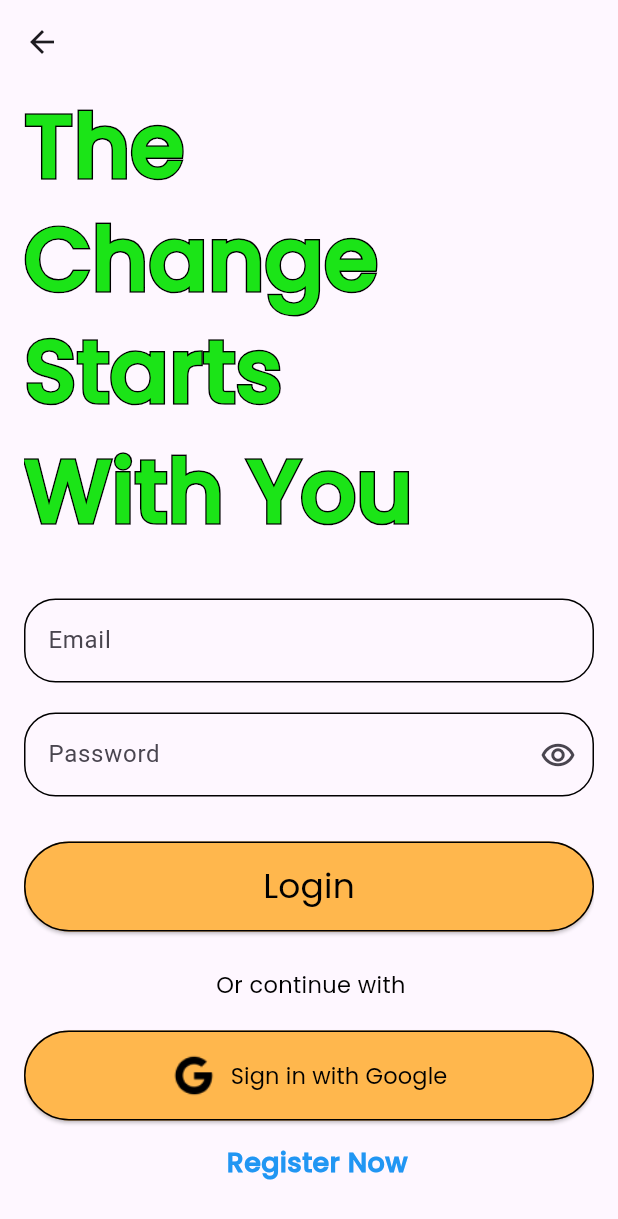
After one commit to nayanraut1412/SustainX, a Flutter app: the Login screen opened directly, on a phone screen of 412 x 824 dp. The commit adds this screen. Shown: the top 1219 px of the screen. Run offline on Flutter 3.47's test engine with Material 3 defaults, Android fonts, the phone set to English and light mode, and no system bars.

Commit message:
Add files via upload

```diff
--- /dev/null
+++ b/lib/pages/login.dart
@@ -0,0 +1,340 @@
+
+import 'package:flutter/material.dart';
+import 'package:sustain_x/pages/Register.dart';
+import 'package:sustain_x/pages/home.dart';
+
+//import 'home.dart';
+
+class Login extends StatelessWidget {
+  const Login({Key? key, required this.index}) : super(key: key);
+
+  final int index;
+
+  //TextEditingController myController()=> _ToDoPageState();
+
+  @override
+  Widget build(BuildContext context) {
+    return Scaffold(
+        appBar: AppBar(),
+        body:
+        //const Padding(
+        //   padding: EdgeInsets.all(30.0),
+        //   child: Text('Add Location',style: TextStyle(fontSize: 40,fontFamily: 'Poppins',fontWeight: FontWeight.w500,color: Colors.green),),
+        // )
+        Center(
+            child: SingleChildScrollView(
+                child: Container(
+                    width: 380,
+                    height: 790,
+                    child: Column(
+
+                      mainAxisAlignment: MainAxisAlignment.start,
+                      crossAxisAlignment: CrossAxisAlignment.start,
+                      children: [
+
+                        Stack(
+                          children: [
+                            // Background text with stroke
+                            Padding(
+                              padding: const EdgeInsets.fromLTRB(0.0, 00.0, 0.0, 0.0),
+                              child: Text(
+                                'The',
+                                style: TextStyle(
+                                  fontSize: 58,
+                                  fontFamily: 'Poppins',
+                                  fontWeight: FontWeight.w700,
+                                  foreground: Paint()
+                                    ..style = PaintingStyle.stroke
+                                    ..strokeWidth = 2
+                                    ..color = Colors.black,
+                                ),
+                              ),
+                            ),
+                            // Foreground text
+                            Padding(
+                              padding: const EdgeInsets.fromLTRB(0.0, 00.0, 0.0, 0.0),
+                              child: Text(
+                                'The',
+                                style: TextStyle(
+                                  fontSize: 58,
+                                  fontFamily: 'Poppins',
+                                  fontWeight: FontWeight.w700,
+                                  color: Color(0xFF1BE417),
+                                ),
+                              ),
+                            ),
+
+                            Padding(
+                              padding: const EdgeInsets.fromLTRB(0.0, 75.0, 0.0, 0.0),
+                              child: Text(
+                                'Change',
+                                style: TextStyle(
+                                  fontSize: 58,
+                                  fontFamily: 'Poppins',
+                                  fontWeight: FontWeight.w700,
+                                  foreground: Paint()
+                                    ..style = PaintingStyle.stroke
+                                    ..strokeWidth = 2
+                                    ..color = Colors.black,
+                                ),
+                              ),
+                            ),
+                            // Foreground text
+                            Padding(
+                              padding: const EdgeInsets.fromLTRB(0.0, 75.0, 0.0, 0.0),
+                              child: Text(
+                                'Change',
+                                style: TextStyle(
+                                  fontSize: 58,
+                                  fontFamily: 'Poppins',
+                                  fontWeight: FontWeight.w700,
+                                  color: Color(0xFF1BE417),
+                                ),
+                              ),
+                            ),
+
+                            Padding(
+                              padding: const EdgeInsets.fromLTRB(0.0, 150.0, 0.0, 0.0),
+                              child: Text(
+                                'Starts',
+                                style: TextStyle(
+                                  fontSize: 58,
+                                  fontFamily: 'Poppins',
+                                  fontWeight: FontWeight.w700,
+                                  foreground: Paint()
+                                    ..style = PaintingStyle.stroke
+                                    ..strokeWidth = 2
+                                    ..color = Colors.black,
+                                ),
+                              ),
+                            ),
+                            // Foreground text
+                            Padding(
+                              padding: const EdgeInsets.fromLTRB(0.0, 150.0, 0.0, 0.0),
+                              child: Text(
+                                'Starts',
+                                style: TextStyle(
+                                  fontSize: 58,
+                                  fontFamily: 'Poppins',
+                                  fontWeight: FontWeight.w700,
+                                  color: Color(0xFF1BE417),
+                                ),
+                              ),
+                            ),
+
+                            Padding(
+                              padding: const EdgeInsets.fromLTRB(0.0, 230.0, 0.0, 0.0),
+                              child: Text(
+                                'With You',
+                                style: TextStyle(
+                                  fontSize: 58,
+                                  fontFamily: 'Poppins',
+                                  fontWeight: FontWeight.w700,
+                                  foreground: Paint()
+                                    ..style = PaintingStyle.stroke
+                                    ..strokeWidth = 2
+                                    ..color = Colors.black,
+                                ),
+                              ),
+                            ),
+                            // Foreground text
+                            Padding(
+                              padding: const EdgeInsets.fromLTRB(0.0, 230.0, 0.0, 0.0),
+                              child: Text(
+                                'With You',
+                                style: TextStyle(
+                                  fontSize: 58,
+                                  fontFamily: 'Poppins',
+                                  fontWeight: FontWeight.w700,
+                                  color: Color(0xFF1BE417),
+                                ),
+                              ),
+                            ),
+
+                          ],
+                        ),
+
+
+
+                        // Container(height: 30,),
+                        Padding(
+                          padding: const EdgeInsets.fromLTRB(0.0, 30.0, 0.0, 0.0),
+                          child: TextField(
+                            keyboardType: TextInputType.text,
+                            decoration: InputDecoration(
+                              focusedBorder: OutlineInputBorder(
+                                  borderRadius: BorderRadius.circular(21),
+                                  borderSide: BorderSide(
+                                      color: Colors.green
+                                  )
+                              ),
+                              border: OutlineInputBorder(
+                                  borderRadius: BorderRadius.circular(21),
+                                  borderSide: BorderSide(
+                                      color: Colors.black
+                                  )
+
+                              ),
+                              enabledBorder: OutlineInputBorder(
+                                  borderRadius: BorderRadius.circular(21),
+                                  borderSide: BorderSide(
+                                      color: Colors.black
+                                  )
+
+                              ),
+
+                              labelText: "Email",
+                              hintText: 'Enter your email',
+
+                            ),
+                          ),
+                        ),
+
+                        // Container(height: 20,),
+
+
+
+                        Padding(
+                          padding: const EdgeInsets.fromLTRB(0.0, 20.0, 0.0, 0.0),
+                          child: TextField(
+                            obscureText: true,
+                            obscuringCharacter: '*',
+                            decoration: InputDecoration(
+                                focusedBorder: OutlineInputBorder(
+                                    borderRadius: BorderRadius.circular(21),
+                                    borderSide: BorderSide(
+                                        color: Colors.green
+                                    )
+                                ),
+                                border: OutlineInputBorder(
+                                    borderRadius: BorderRadius.circular(21),
+                                    borderSide: BorderSide(
+                                        color: Colors.black
+                                    )
+
+                                ),
+                                enabledBorder: OutlineInputBorder(
+                                    borderRadius: BorderRadius.circular(21),
+                                    borderSide: BorderSide(
+                                        color: Colors.black
+                                    )
+                                ),
+                                labelText: "Password",
+                                hintText: 'Enter your password',
+                                suffixIcon: IconButton(
+                                  icon: Icon(Icons.remove_red_eye_outlined),
+                                  onPressed: (){
+
+                                  },
+                                )
+                              //hoverColor: Colors.green,
+                            ),
+                          ),
+                        ),
+
+                        Container(
+                          width: 380,
+                          height: 95,
+                          child: Padding(
+                            padding: const EdgeInsets.fromLTRB(0.0, 30.0, 0.0, 5.0),
+                            child: ElevatedButton(
+
+                              style: ElevatedButton.styleFrom(
+
+                                primary: Colors.orange[300], // Background color
+                                onPrimary: Colors.black, // Text color
+                                side: BorderSide(color: Colors.black), // Border color
+                              ),
+                              onPressed: () {
+                                Navigator.push(
+                                  context,
+                                  MaterialPageRoute(builder: (context) => Home(index: 0,)),
+                                );
+                              },
+                              //},
+                              child:Text('Login', style: TextStyle(fontSize: 23,
+                                fontFamily: 'Poppins',
+                                fontWeight: FontWeight.w300,
+                              ),),
+                            ),
+                          ),
+                        ),
+                        Padding(
+                          padding: const EdgeInsets.fromLTRB(128.0, 20.0, 0.0, 0.0),
+                          child: Text('Or continue with', style: TextStyle(fontSize: 15,
+                              fontFamily: 'Poppins',
+                              fontWeight: FontWeight.w400,
+                              color: Colors.black),
+                          ),
+                        ),
+
+                        Container(
+                          width: 380,
+                          height: 85,
+                          child: Padding(
+                            padding: const EdgeInsets.fromLTRB(0.0, 20.0, 0.0, 5.0),
+                            child: ElevatedButton(
+                              style: ElevatedButton.styleFrom(
+                                primary: Colors.orange[300], // Background color
+                                onPrimary: Colors.black, // Text color
+                                side: BorderSide(color: Colors.black), // Border color
+                              ),
+                              onPressed: () {
+                                Navigator.push(
+                                  context,
+                                  MaterialPageRoute(builder: (context) => Home(index: 1,)),
+                                );
+                              },
+                              child: Row(
+                                mainAxisAlignment: MainAxisAlignment.center,
+                                children: [
+                                  Padding(
+                                    padding: const EdgeInsets.only(right: 10.0),
+                                    child: Image.asset(
+                                      'assets/images/google.png',
+                                      width: 30,
+                                      height: 30,
+                                    ),
+                                  ),
+                                  Text(
+                                    'Sign in with Google',
+                                    style: TextStyle(
+                                      fontSize: 15,
+                                      fontFamily: 'Poppins',
+                                      fontWeight: FontWeight.w300,
+                                    ),
+                                  ),
+                                ],
+                              ),
+                            ),
+                          ),
+                        ),
+
+                        Padding(
+                          padding: const EdgeInsets.fromLTRB(135.0, 10.0, 0.0, 0.0),
+                          child: GestureDetector(
+                            onTap: () {
+                              Navigator.push(
+                                context,
+                                MaterialPageRoute(builder: (context) => Register(index: 0)),
+                              );
+                            },
+                            child: Text(
+                              'Register Now',
+                              style: TextStyle(
+                                fontSize: 18,
+                                fontFamily: 'Poppins',
+                                fontWeight: FontWeight.w700,
+                                color: Colors.blue,
+                              ),
+                            ),
+                          ),
+                        ),
+
+
+                      ],
+                    ))))
+    );
+
+  }
+}
```
Also changed, not shown: lib/pages/add_location.dart (+1 -12 lines), lib/pages/register.dart (+4 -17 lines), lib/pages/start.dart (added, +194 -0 lines), lib/pages/home.dart (line endings or trailing spaces), lib/pages/settings.dart (line endings or trailing spaces), lib/pages/trial.dart (line endings or trailing spaces).
